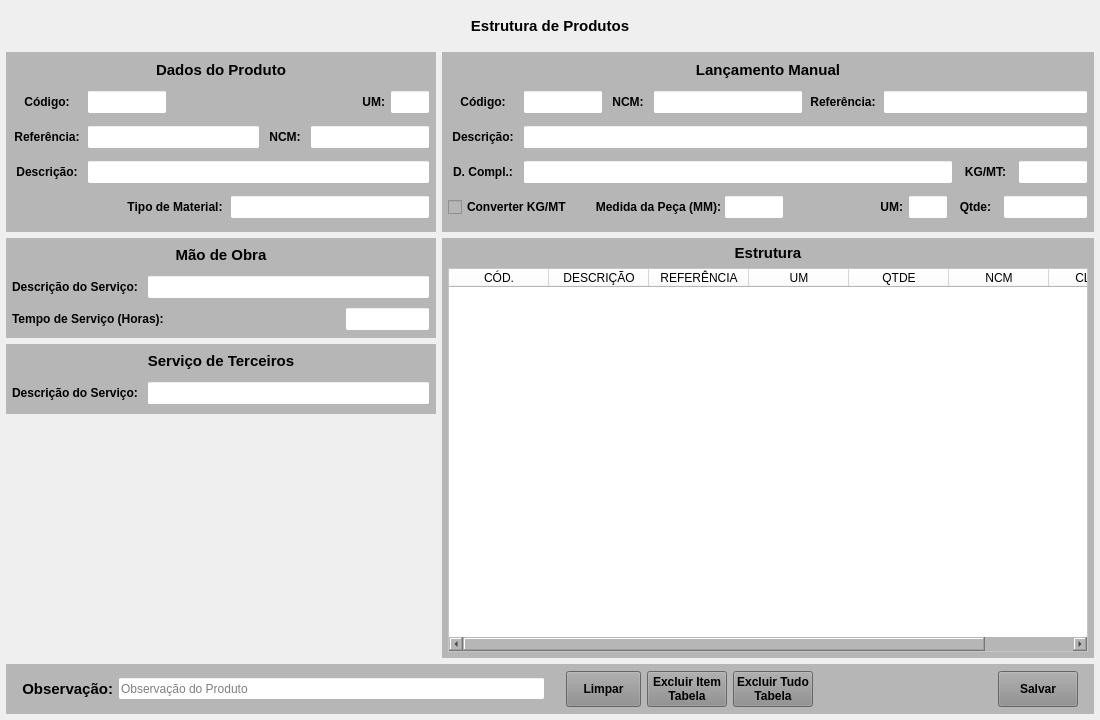
This is forms/tela_estrut_incluir.ui in Azevedo84/erp_suzuki as Qt 5 draws it before an edit. The edited form follows.
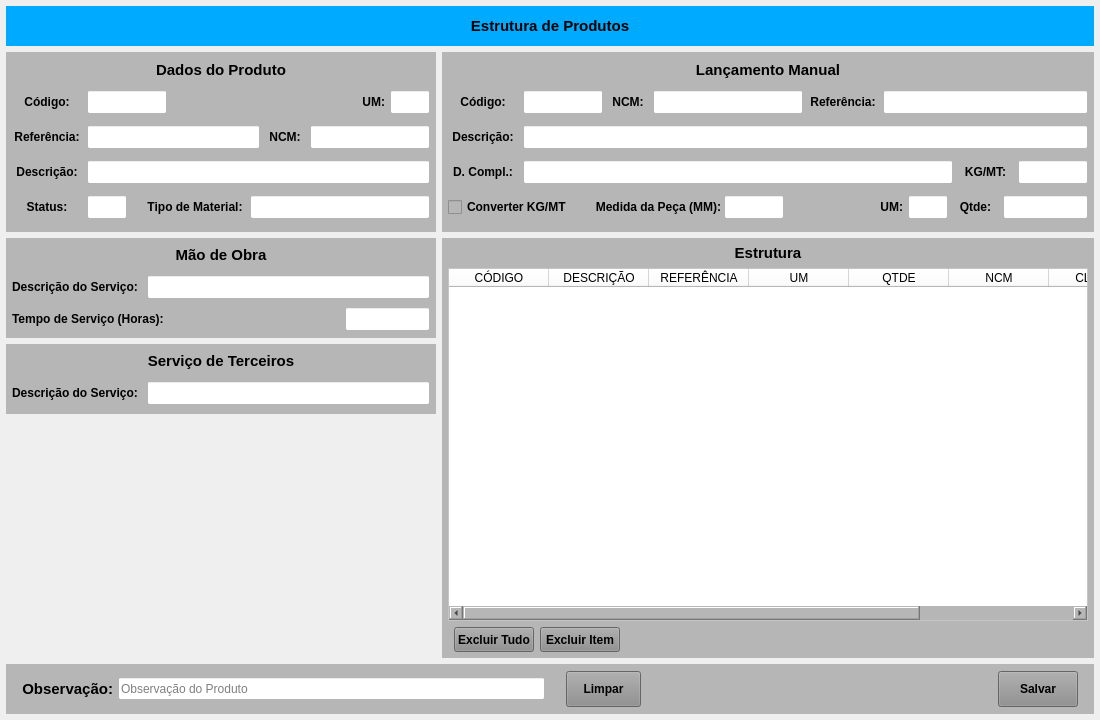
This is the edited form.

```diff
--- a/forms/tela_estrut_incluir.ui
+++ b/forms/tela_estrut_incluir.ui
@@ -48,7 +48,7 @@
        </size>
       </property>
       <property name="styleSheet">
-       <string notr="true"/>
+       <string notr="true">background-color: rgb(0, 170, 255);</string>
       </property>
       <layout class="QHBoxLayout" name="horizontalLayout">
        <property name="spacing">
@@ -773,7 +773,72 @@
               <number>3</number>
              </property>
              <item>
-              <widget class="QLabel" name="label_2">
+              <widget class="QLabel" name="label_65">
+               <property name="minimumSize">
+                <size>
+                 <width>70</width>
+                 <height>0</height>
+                </size>
+               </property>
+               <property name="maximumSize">
+                <size>
+                 <width>70</width>
+                 <height>16777215</height>
+                </size>
+               </property>
+               <property name="font">
+                <font>
+                 <pointsize>9</pointsize>
+                 <weight>75</weight>
+                 <bold>true</bold>
+                </font>
+               </property>
+               <property name="text">
+                <string>Status:</string>
+               </property>
+               <property name="alignment">
+                <set>Qt::AlignCenter</set>
+               </property>
+              </widget>
+             </item>
+             <item>
+              <widget class="QLineEdit" name="line_Status">
+               <property name="sizePolicy">
+                <sizepolicy hsizetype="Preferred" vsizetype="Preferred">
+                 <horstretch>0</horstretch>
+                 <verstretch>0</verstretch>
+                </sizepolicy>
+               </property>
+               <property name="minimumSize">
+                <size>
+                 <width>40</width>
+                 <height>0</height>
+                </size>
+               </property>
+               <property name="maximumSize">
+                <size>
+                 <width>40</width>
+                 <height>16777215</height>
+                </size>
+               </property>
+               <property name="font">
+                <font>
+                 <pointsize>9</pointsize>
+                </font>
+               </property>
+               <property name="styleSheet">
+                <string notr="true">background-color: rgb(255, 255, 255);</string>
+               </property>
+               <property name="alignment">
+                <set>Qt::AlignCenter</set>
+               </property>
+               <property name="placeholderText">
+                <string/>
+               </property>
+              </widget>
+             </item>
+             <item>
+              <widget class="QLabel" name="label">
                <property name="text">
                 <string/>
                </property>
@@ -818,13 +883,13 @@
                </property>
                <property name="minimumSize">
                 <size>
-                 <width>200</width>
+                 <width>180</width>
                  <height>0</height>
                 </size>
                </property>
                <property name="maximumSize">
                 <size>
-                 <width>200</width>
+                 <width>180</width>
                  <height>16777215</height>
                 </size>
                </property>
@@ -837,7 +902,7 @@
                 <string notr="true">background-color: rgb(255, 255, 255);</string>
                </property>
                <property name="alignment">
-                <set>Qt::AlignLeading|Qt::AlignLeft|Qt::AlignVCenter</set>
+                <set>Qt::AlignCenter</set>
                </property>
               </widget>
              </item>
@@ -2276,9 +2341,9 @@
            </widget>
           </item>
           <item>
-           <widget class="QLabel" name="label">
-            <property name="text">
-             <string/>
+           <widget class="QWidget" name="widget_Cor5_2" native="true">
+            <property name="styleSheet">
+             <string notr="true"/>
             </property>
            </widget>
           </item>
@@ -2344,7 +2409,7 @@
             </property>
             <column>
              <property name="text">
-              <string>CÓD.</string>
+              <string>CÓDIGO</string>
              </property>
             </column>
             <column>
@@ -2377,6 +2442,160 @@
               <string>CLASSE</string>
              </property>
             </column>
+            <column>
+             <property name="text">
+              <string>CONSUMO</string>
+             </property>
+            </column>
+           </widget>
+          </item>
+          <item>
+           <widget class="QWidget" name="widget" native="true">
+            <property name="maximumSize">
+             <size>
+              <width>16777215</width>
+              <height>25</height>
+             </size>
+            </property>
+            <property name="sizeIncrement">
+             <size>
+              <width>0</width>
+              <height>25</height>
+             </size>
+            </property>
+            <layout class="QHBoxLayout" name="horizontalLayout_10">
+             <property name="leftMargin">
+              <number>6</number>
+             </property>
+             <property name="topMargin">
+              <number>0</number>
+             </property>
+             <property name="rightMargin">
+              <number>6</number>
+             </property>
+             <property name="bottomMargin">
+              <number>0</number>
+             </property>
+             <item>
+              <widget class="QPushButton" name="btn_ExcluirTudo">
+               <property name="sizePolicy">
+                <sizepolicy hsizetype="Fixed" vsizetype="Preferred">
+                 <horstretch>0</horstretch>
+                 <verstretch>0</verstretch>
+                </sizepolicy>
+               </property>
+               <property name="minimumSize">
+                <size>
+                 <width>80</width>
+                 <height>0</height>
+                </size>
+               </property>
+               <property name="maximumSize">
+                <size>
+                 <width>80</width>
+                 <height>16777215</height>
+                </size>
+               </property>
+               <property name="font">
+                <font>
+                 <pointsize>9</pointsize>
+                 <weight>75</weight>
+                 <bold>true</bold>
+                </font>
+               </property>
+               <property name="cursor">
+                <cursorShape>PointingHandCursor</cursorShape>
+               </property>
+               <property name="layoutDirection">
+                <enum>Qt::LeftToRight</enum>
+               </property>
+               <property name="autoFillBackground">
+                <bool>false</bool>
+               </property>
+               <property name="styleSheet">
+                <string notr="true">background-color: rgb(141, 141, 141);</string>
+               </property>
+               <property name="text">
+                <string>Excluir Tudo</string>
+               </property>
+               <property name="checkable">
+                <bool>false</bool>
+               </property>
+               <property name="autoDefault">
+                <bool>false</bool>
+               </property>
+               <property name="default">
+                <bool>false</bool>
+               </property>
+               <property name="flat">
+                <bool>false</bool>
+               </property>
+              </widget>
+             </item>
+             <item>
+              <widget class="QPushButton" name="btn_ExcluirItem">
+               <property name="sizePolicy">
+                <sizepolicy hsizetype="Fixed" vsizetype="Preferred">
+                 <horstretch>0</horstretch>
+                 <verstretch>0</verstretch>
+                </sizepolicy>
+               </property>
+               <property name="minimumSize">
+                <size>
+                 <width>80</width>
+                 <height>0</height>
+                </size>
+               </property>
+               <property name="maximumSize">
+                <size>
+                 <width>80</width>
+                 <height>16777215</height>
+                </size>
+               </property>
+               <property name="font">
+                <font>
+                 <pointsize>9</pointsize>
+                 <weight>75</weight>
+                 <bold>true</bold>
+                </font>
+               </property>
+               <property name="cursor">
+                <cursorShape>PointingHandCursor</cursorShape>
+               </property>
+               <property name="layoutDirection">
+                <enum>Qt::LeftToRight</enum>
+               </property>
+               <property name="autoFillBackground">
+                <bool>false</bool>
+               </property>
+               <property name="styleSheet">
+                <string notr="true">background-color: rgb(141, 141, 141);</string>
+               </property>
+               <property name="text">
+                <string>Excluir Item</string>
+               </property>
+               <property name="checkable">
+                <bool>false</bool>
+               </property>
+               <property name="autoDefault">
+                <bool>false</bool>
+               </property>
+               <property name="default">
+                <bool>false</bool>
+               </property>
+               <property name="flat">
+                <bool>false</bool>
+               </property>
+              </widget>
+             </item>
+             <item>
+              <widget class="QLabel" name="label_2">
+               <property name="text">
+                <string/>
+               </property>
+              </widget>
+             </item>
+            </layout>
            </widget>
           </item>
          </layout>
@@ -2614,120 +2833,6 @@
             </property>
            </widget>
           </item>
-          <item>
-           <widget class="QPushButton" name="btn_ExcluirItem">
-            <property name="sizePolicy">
-             <sizepolicy hsizetype="Fixed" vsizetype="Preferred">
-              <horstretch>0</horstretch>
-              <verstretch>0</verstretch>
-             </sizepolicy>
-            </property>
-            <property name="minimumSize">
-             <size>
-              <width>80</width>
-              <height>0</height>
-             </size>
-            </property>
-            <property name="maximumSize">
-             <size>
-              <width>80</width>
-              <height>16777215</height>
-             </size>
-            </property>
-            <property name="font">
-             <font>
-              <pointsize>9</pointsize>
-              <weight>75</weight>
-              <bold>true</bold>
-             </font>
-            </property>
-            <property name="cursor">
-             <cursorShape>PointingHandCursor</cursorShape>
-            </property>
-            <property name="layoutDirection">
-             <enum>Qt::LeftToRight</enum>
-            </property>
-            <property name="autoFillBackground">
-             <bool>false</bool>
-            </property>
-            <property name="styleSheet">
-             <string notr="true">background-color: rgb(141, 141, 141);</string>
-            </property>
-            <property name="text">
-             <string>Excluir Item
-Tabela</string>
-            </property>
-            <property name="checkable">
-             <bool>false</bool>
-            </property>
-            <property name="autoDefault">
-             <bool>false</bool>
-            </property>
-            <property name="default">
-             <bool>false</bool>
-            </property>
-            <property name="flat">
-             <bool>false</bool>
-            </property>
-           </widget>
-          </item>
-          <item>
-           <widget class="QPushButton" name="btn_ExcluirTudo">
-            <property name="sizePolicy">
-             <sizepolicy hsizetype="Fixed" vsizetype="Preferred">
-              <horstretch>0</horstretch>
-              <verstretch>0</verstretch>
-             </sizepolicy>
-            </property>
-            <property name="minimumSize">
-             <size>
-              <width>80</width>
-              <height>0</height>
-             </size>
-            </property>
-            <property name="maximumSize">
-             <size>
-              <width>80</width>
-              <height>16777215</height>
-             </size>
-            </property>
-            <property name="font">
-             <font>
-              <pointsize>9</pointsize>
-              <weight>75</weight>
-              <bold>true</bold>
-             </font>
-            </property>
-            <property name="cursor">
-             <cursorShape>PointingHandCursor</cursorShape>
-            </property>
-            <property name="layoutDirection">
-             <enum>Qt::LeftToRight</enum>
-            </property>
-            <property name="autoFillBackground">
-             <bool>false</bool>
-            </property>
-            <property name="styleSheet">
-             <string notr="true">background-color: rgb(141, 141, 141);</string>
-            </property>
-            <property name="text">
-             <string>Excluir Tudo
-Tabela</string>
-            </property>
-            <property name="checkable">
-             <bool>false</bool>
-            </property>
-            <property name="autoDefault">
-             <bool>false</bool>
-            </property>
-            <property name="default">
-             <bool>false</bool>
-            </property>
-            <property name="flat">
-             <bool>false</bool>
-            </property>
-           </widget>
-          </item>
           <item>
            <widget class="QLabel" name="label_40">
             <property name="text">
```
Left out of the diff: 16 changed lines with no effect on the pictures.
